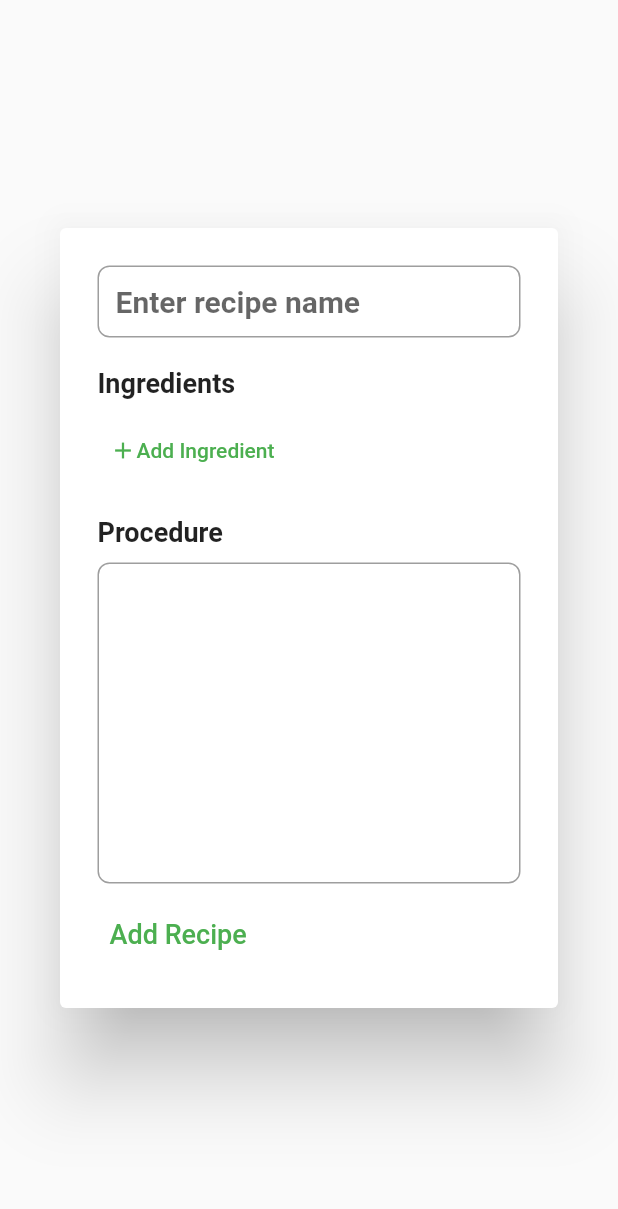
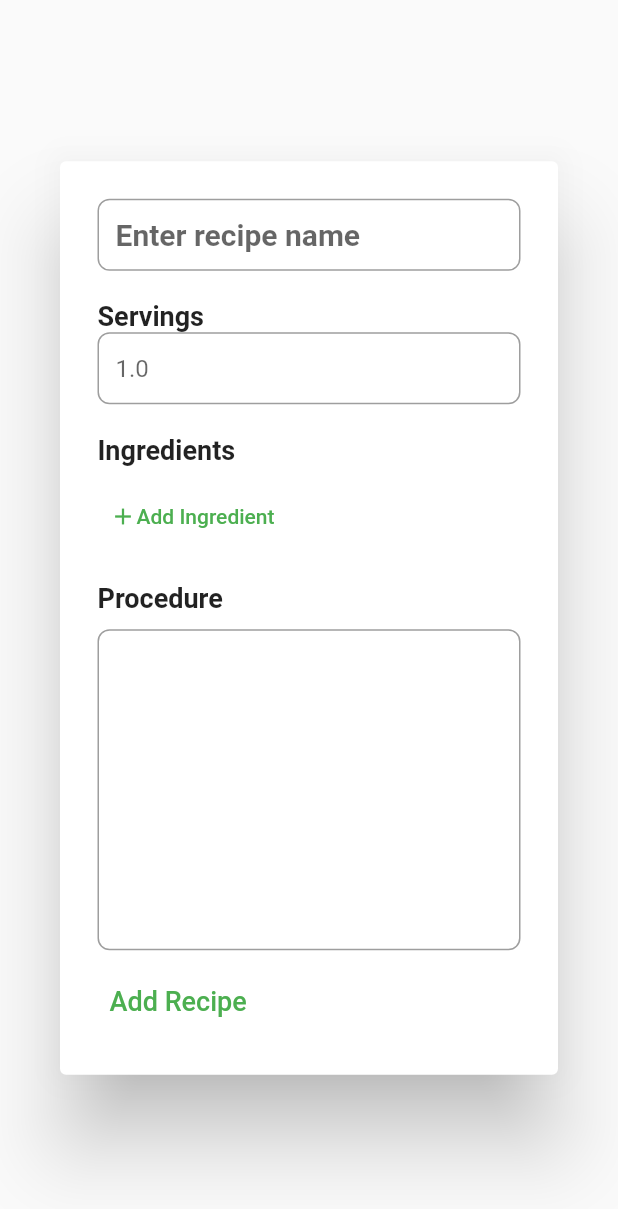
Before and after one commit to trish5000/pantry-chef-app, a Flutter app: the NewRecipeDialog widget shown alone on an empty page, opened directly, on a phone screen of 412 x 824 dp. Shown: the top 1209 px of the screen. Run offline on Flutter 3.47's test engine with Material 2 defaults, Android fonts, the light colour scheme and no system bars; our stand-ins replace beamer, datetime_picker_formfield, dio, flutter_riverpod, flutter_slidable, font_awesome_flutter and 3 more; missing offline and left inert: google_sign_in_dartio; accounts and stored records are empty; statements that could not run were skipped.

Commit message:
Add servings field to recipes (#7)
Co-authored-by: Michelle Tolfa <michelletolfa@AA000390.local>

```diff
--- a/lib/profile/models/dietary_preference.dart
+++ b/lib/profile/models/dietary_preference.dart
@@ -7,7 +7,7 @@ part 'dietary_preference.g.dart';
 class DietaryPreference {
   DietaryPreference();
 
-  DietaryPreferenceEnum preference = DietaryPreferenceEnum.vegetarian;
+  DietaryPreferenceEnum preference = DietaryPreferenceEnum.vegan;
 
   factory DietaryPreference.fromJson(Map<String, dynamic> json) =>
       _$DietaryPreferenceFromJson(json);
--- a/lib/recipes/models/recipe.dart
+++ b/lib/recipes/models/recipe.dart
@@ -25,6 +25,7 @@ class Recipe {
 
   int id = 0;
   String name = '';
+  double servings = 0.0;
   String? procedure;
   List<Ingredient> ingredients = [];
   DateTime timestamp = DateTime.now().toUtc();
--- a/lib/recipes/models/recipe_create.dart
+++ b/lib/recipes/models/recipe_create.dart
@@ -20,6 +20,7 @@ class RecipeCreate {
   RecipeCreate();
 
   String name = '';
+  double servings = 0.0;
   String? procedure;
   List<IngredientCreate> ingredients = [];
 
--- a/lib/recipes/widgets/new_recipe_dialog.dart
+++ b/lib/recipes/widgets/new_recipe_dialog.dart
@@ -11,7 +11,9 @@ class NewRecipeDialog extends ConsumerStatefulWidget {
 }
 
 class _NewRecipeDialogState extends ConsumerState<NewRecipeDialog> {
-  late TextEditingController nameController, procedureController;
+  late TextEditingController nameController,
+      procedureController,
+      servingsController;
   List<IngredientCreate> ingredients = [];
   List<UniqueKey> ingredientKeys = [];
 
@@ -20,6 +22,7 @@ class _NewRecipeDialogState extends ConsumerState<NewRecipeDialog> {
     super.initState();
     nameController = TextEditingController();
     procedureController = TextEditingController();
+    servingsController = TextEditingController();
   }
 
   void updateIngredient(int index, IngredientCreate updated) {
@@ -98,6 +101,20 @@ class _NewRecipeDialogState extends ConsumerState<NewRecipeDialog> {
     );
   }
 
+  Widget servingsField() {
+    return TextField(
+      keyboardType: const TextInputType.numberWithOptions(decimal: true),
+      decoration: InputDecoration(
+        hintText: "1.0",
+        border: OutlineInputBorder(
+          borderRadius: BorderRadius.circular(8),
+        ),
+        contentPadding: const EdgeInsets.only(top: 12, left: 12, bottom: 12),
+      ),
+      controller: servingsController,
+    );
+  }
+
   @override
   Widget build(BuildContext context) {
     return Dialog(
@@ -123,6 +140,8 @@ class _NewRecipeDialogState extends ConsumerState<NewRecipeDialog> {
                   fontWeight: FontWeight.bold,
                 ),
               ),
+              heading("Servings"),
+              servingsField(),
               heading("Ingredients"),
               ingredientList(),
               addIngredientButton(),
@@ -133,11 +152,12 @@ class _NewRecipeDialogState extends ConsumerState<NewRecipeDialog> {
                 onPressed: () => Navigator.of(context).pop(
                   RecipeCreate()
                     ..name = nameController.text
+                    ..servings = double.parse(servingsController.text)
                     ..procedure = procedureController.text
                     ..ingredients = ingredients,
                 ),
                 child: const Text(
-                  "Add Recipe",
+                  "Add Recipe", // TODO add validation and button disabling
                   style: TextStyle(fontSize: 18),
                 ),
               )
```
Also changed, not shown: lib/recipes/screens/library_screen.dart (+9 -1 lines), lib/recipes/models/recipe.g.dart, lib/recipes/models/recipe_create.g.dart.
